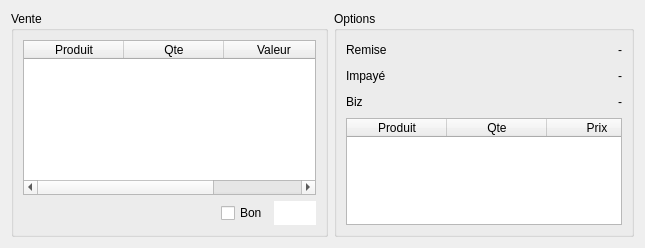
Above: detailsvente.ui from faugan2/star-grace before the change. Below: the same form after it.
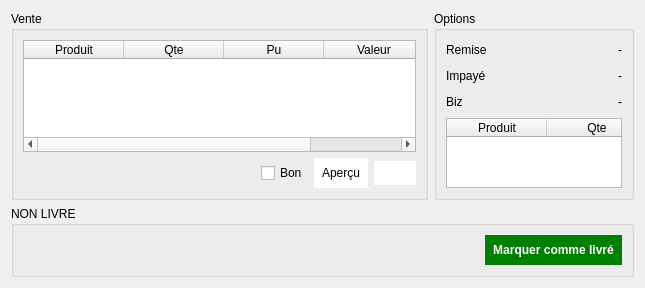
That is the form after the change. Icons and pictures are not drawn.

Diff of the .ui file:
```diff
--- a/detailsvente.ui
+++ b/detailsvente.ui
@@ -7,7 +7,7 @@
     <x>0</x>
     <y>0</y>
     <width>645</width>
-    <height>248</height>
+    <height>282</height>
    </rect>
   </property>
   <property name="windowTitle">
@@ -15,7 +15,7 @@
   </property>
   <layout class="QVBoxLayout" name="verticalLayout_3">
    <item>
-    <layout class="QHBoxLayout" name="horizontalLayout_5">
+    <layout class="QHBoxLayout" name="horizontalLayout_6">
      <item>
       <widget class="QGroupBox" name="groupBox">
        <property name="title">
@@ -36,6 +36,9 @@
           <attribute name="horizontalHeaderStretchLastSection">
            <bool>true</bool>
           </attribute>
+          <attribute name="verticalHeaderVisible">
+           <bool>false</bool>
+          </attribute>
           <column>
            <property name="text">
             <string>Produit</string>
@@ -46,6 +49,11 @@
             <string>Qte</string>
            </property>
           </column>
+          <column>
+           <property name="text">
+            <string>Pu</string>
+           </property>
+          </column>
           <column>
            <property name="text">
             <string>Valeur</string>
@@ -85,6 +93,18 @@
             </property>
            </widget>
           </item>
+          <item>
+           <widget class="QPushButton" name="pushButton_3">
+            <property name="styleSheet">
+             <string notr="true">background-color:white;
+padding:8px;
+border:none;</string>
+            </property>
+            <property name="text">
+             <string>Aperçu</string>
+            </property>
+           </widget>
+          </item>
           <item>
            <widget class="QPushButton" name="pushButton">
             <property name="styleSheet">
@@ -110,7 +130,7 @@
       <widget class="QGroupBox" name="groupBox_2">
        <property name="maximumSize">
         <size>
-         <width>300</width>
+         <width>200</width>
          <height>16777215</height>
         </size>
        </property>
@@ -265,6 +285,42 @@
      </item>
     </layout>
    </item>
+   <item>
+    <widget class="QGroupBox" name="non_livre">
+     <property name="title">
+      <string>NON LIVRE</string>
+     </property>
+     <layout class="QHBoxLayout" name="horizontalLayout_5">
+      <item>
+       <spacer name="horizontalSpacer_5">
+        <property name="orientation">
+         <enum>Qt::Horizontal</enum>
+        </property>
+        <property name="sizeHint" stdset="0">
+         <size>
+          <width>40</width>
+          <height>20</height>
+         </size>
+        </property>
+       </spacer>
+      </item>
+      <item>
+       <widget class="QPushButton" name="pushButton_2">
+        <property name="styleSheet">
+         <string notr="true">background-color:green;
+color:white;
+padding:8px;
+border:none;
+font-weight:bold;</string>
+        </property>
+        <property name="text">
+         <string>Marquer comme livré</string>
+        </property>
+       </widget>
+      </item>
+     </layout>
+    </widget>
+   </item>
   </layout>
  </widget>
  <resources>
```
